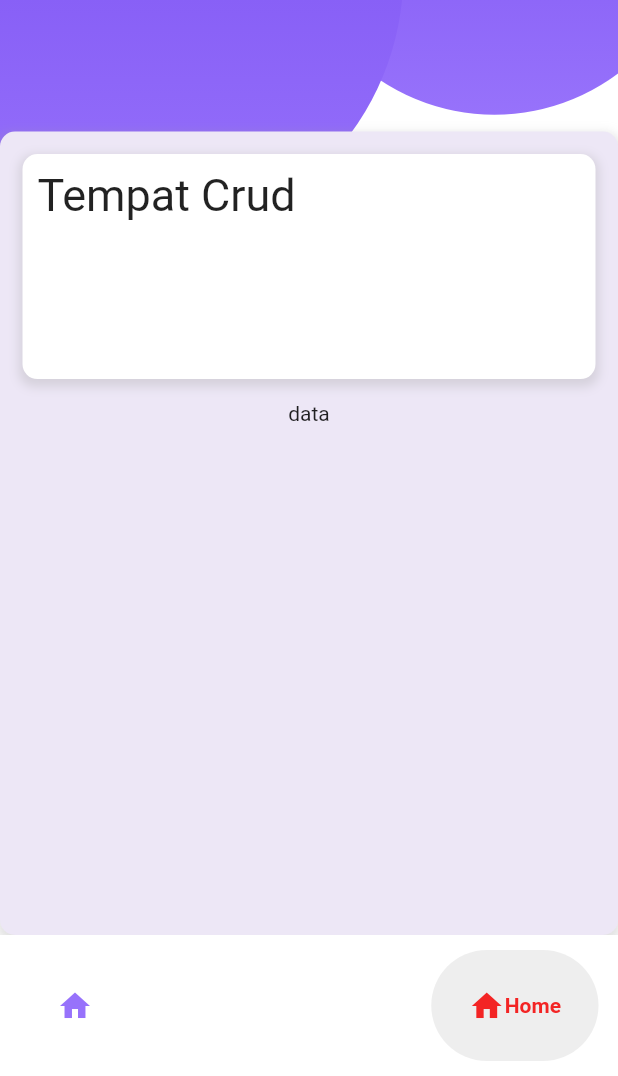
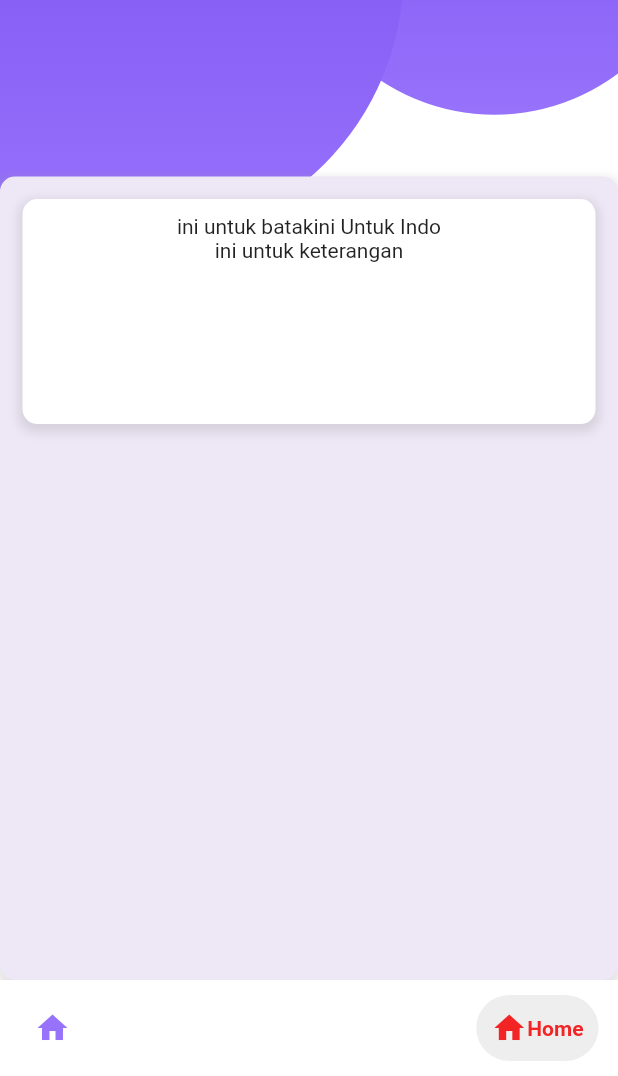
Before and after one commit to danilanju/penerjemahbatak, a Flutter app: the screen it shows after launch, item 2 of the bottom bar chosen, on a phone screen of 412 x 824 dp, the part 160-1236 px from its top. Run offline on Flutter 3.47's test engine with Material 2 defaults, Android fonts, the light colour scheme and no system bars; drawn by our look-alikes of google_nav_bar.

Commit message:
Revisi dikit

```diff
--- a/kamus/lib/page/home_page.dart
+++ b/kamus/lib/page/home_page.dart
@@ -46,6 +46,11 @@
           //style background
           Stack(
         children: [
+          Container(
+            color: Colors.white,
+            width: MediaQuery.of(context).size.width * 1,
+            height: MediaQuery.of(context).size.height * 1,
+          ),
           Positioned(
             right: -smallDiameter(context) / 5,
             top: -smallDiameter(context) / 3,
@@ -96,6 +101,7 @@
         child: Padding(
           padding: const EdgeInsets.symmetric(horizontal: 13, vertical: 10),
           child: GNav(
+            padding: EdgeInsets.all(10),
             onTabChange: _onItemTapped,
             selectedIndex: _selectedIndex,
             color: Color(0xFF9772FB),
--- a/kamus/lib/page/new_page.dart
+++ b/kamus/lib/page/new_page.dart
@@ -28,9 +28,8 @@
             Column(
               children: [
                 Container(
-                    width: double
-                        .infinity, // Atur lebar Container sesuai kebutuhan
-                    height: 150, // Atur tinggi Container sesuai kebutuhan
+                  width: MediaQuery.of(context).size.width * 0.95,
+                  height: 150,
                   padding: EdgeInsets.all(10),
                   decoration: BoxDecoration(
                     color: Colors.white,
@@ -40,20 +39,23 @@
                         color: Colors.grey.withOpacity(0.3),
                         spreadRadius: 2,
                         blurRadius: 5,
-                          offset: Offset(0, 3), // Atur offset bayangan
+                        offset: Offset(0, 3), // offset bayangan
                       ),
                     ],
                   ),
-                    child: Text(
-                      'Tempat Crud',
-                      style: TextStyle(fontSize: 30),
-                    )),
-
-                //
-                Container(
-                  padding: EdgeInsets.all(15),
-                  child: Text('data'),
-                )
+                  child: Column(
+                    children: [
+                      Row(
+                        mainAxisAlignment: MainAxisAlignment.center,
+                        children: [
+                          SizedBox(child: Text('ini untuk batak')),
+                          SizedBox(child: Text('ini Untuk Indo')),
+                        ],
+                      ),
+                      SizedBox(child: Text('ini untuk keterangan'))
+                    ],
+                  ),
+                ),
               ],
             ),
           ],
--- a/kamus/lib/page/translate_page.dart
+++ b/kamus/lib/page/translate_page.dart
@@ -22,9 +22,11 @@
   Widget build(BuildContext context) {
     return Align(
       alignment: Alignment.bottomCenter,
+      child: Padding(
+        padding: const EdgeInsets.only(bottom: 8),
         child: Container(
-        width: MediaQuery.of(context).size.height * 0.70,
-        height: MediaQuery.of(context).size.height * 0.65,
+          width: MediaQuery.of(context).size.width * 0.90,
+          height: MediaQuery.of(context).size.height * 0.70,
           padding: EdgeInsets.all(15),
           decoration: BoxDecoration(
             color: Colors.deepPurple[50],
@@ -43,8 +45,8 @@
               Column(
                 children: [
                   Container(
-                  width:
-                      double.infinity, // Atur lebar Container sesuai kebutuhan
+                    width: double
+                        .infinity, // Atur lebar Container sesuai kebutuhan
                     height: 150, // Atur tinggi Container sesuai kebutuhan
                     padding: EdgeInsets.all(10),
                     decoration: BoxDecoration(
@@ -89,9 +91,10 @@
                       String inputText = _textController.text;
 
                       // Make the POST request
-                    Uri url =
-                        Uri.parse('http://technologysupport.id/api/get_kamus');
-                    http.post(url, body: {'kunci': inputText}).then((response) {
+                      Uri url = Uri.parse(
+                          'http://technologysupport.id/api/get_kamus');
+                      http.post(url, body: {'kunci': inputText}).then(
+                          (response) {
                         if (response.statusCode == 200) {
                           dynamic jsonData = jsonDecode(response.body);
 
@@ -124,6 +127,7 @@
             ],
           ),
         ),
+      ),
     );
   }
 }
```
Lines whose indentation alone changed are shown as unchanged.
